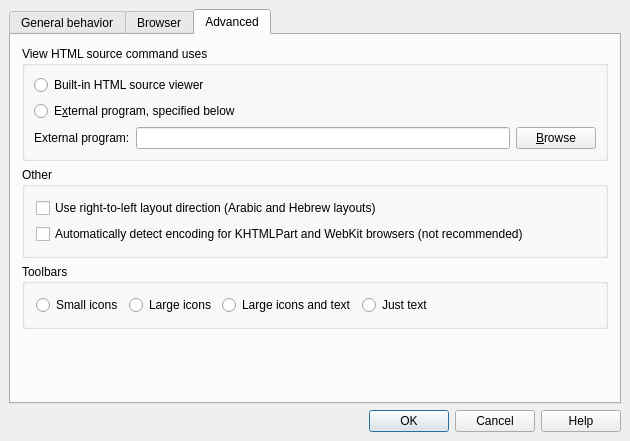
Above: src/dialog_setup.ui from eBookProjects/uChmViewer before the change. Below: the same form after it.
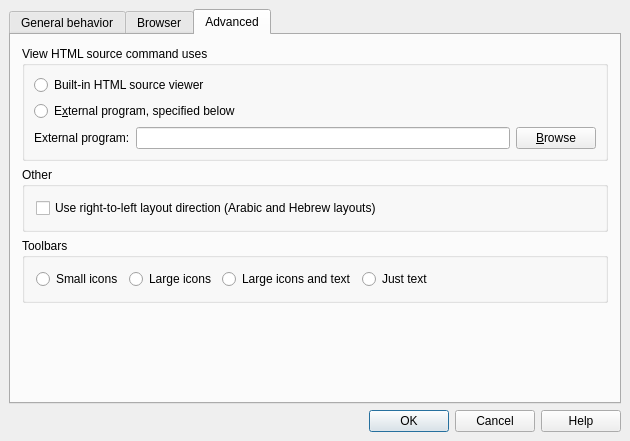
That is the form after the change. The open tabs and pages were chosen to show the change.

```diff
--- a/src/dialog_setup.ui
+++ b/src/dialog_setup.ui
@@ -475,13 +475,6 @@
             </property>
            </widget>
           </item>
-          <item>
-           <widget class="QCheckBox" name="boxAutodetectEncoding">
-            <property name="text">
-             <string>Automatically detect encoding for KHTMLPart and WebKit browsers (not recommended)</string>
-            </property>
-           </widget>
-          </item>
          </layout>
         </widget>
        </item>
```
Left out of the diff: 3 changed lines with no effect on the pictures.
